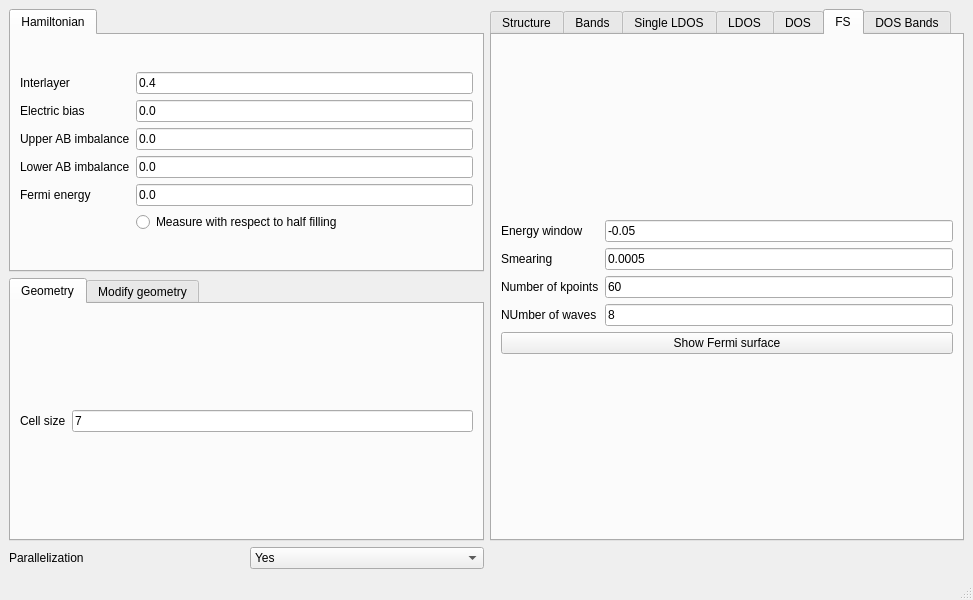
First picture: the form in development/interface-pyqt/tbg/interface.ui, repository joselado/quantum-honeycomp, before the edit.
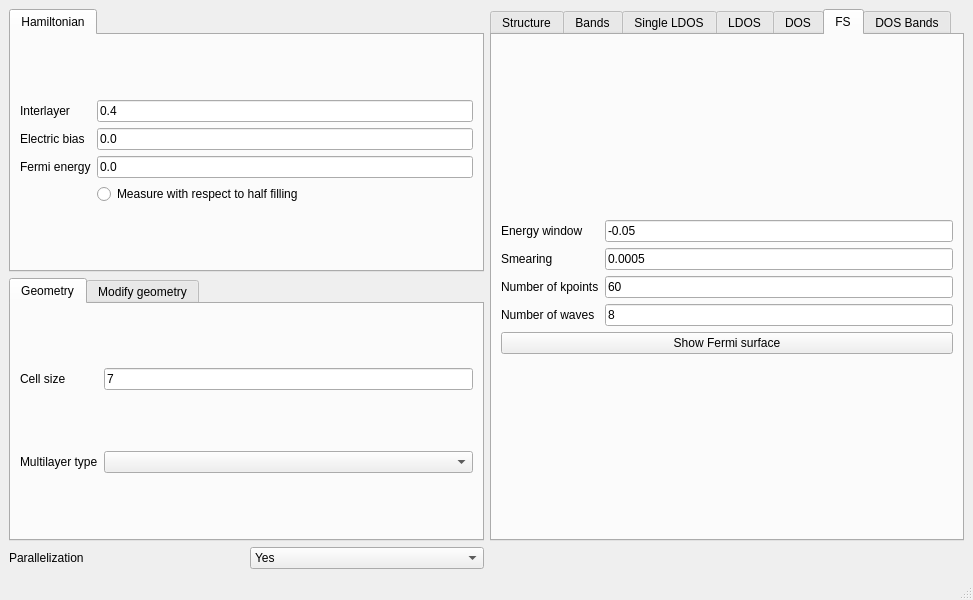
Second picture: the form after the edit. The open tabs and pages were chosen to show the change.

Diff of the .ui file:
```diff
--- a/development/interface-pyqt/tbg/interface.ui
+++ b/development/interface-pyqt/tbg/interface.ui
@@ -42,13 +42,6 @@
            </widget>
           </item>
           <item row="2" column="0">
-           <widget class="QLabel" name="label_3">
-            <property name="text">
-             <string>Upper AB imbalance</string>
-            </property>
-           </widget>
-          </item>
-          <item row="4" column="0">
            <widget class="QLabel" name="label_4">
             <property name="text">
              <string>Fermi energy</string>
@@ -70,40 +63,19 @@
            </widget>
           </item>
           <item row="2" column="1">
-           <widget class="QLineEdit" name="mAB_upper">
-            <property name="text">
-             <string>0.0</string>
-            </property>
-           </widget>
-          </item>
-          <item row="4" column="1">
            <widget class="QLineEdit" name="fermi">
             <property name="text">
              <string>0.0</string>
             </property>
            </widget>
           </item>
-          <item row="5" column="1">
+          <item row="3" column="1">
            <widget class="QRadioButton" name="set_half_filling">
             <property name="text">
              <string>Measure with respect to half filling</string>
             </property>
            </widget>
           </item>
-          <item row="3" column="1">
-           <widget class="QLineEdit" name="mAB_lower">
-            <property name="text">
-             <string>0.0</string>
-            </property>
-           </widget>
-          </item>
-          <item row="3" column="0">
-           <widget class="QLabel" name="label_20">
-            <property name="text">
-             <string>Lower AB imbalance</string>
-            </property>
-           </widget>
-          </item>
          </layout>
         </item>
        </layout>
@@ -567,7 +539,7 @@
           <item row="3" column="0">
            <widget class="QLabel" name="label_22">
             <property name="text">
-             <string>NUmber of waves</string>
+             <string>Number of waves</string>
             </property>
            </widget>
           </item>
@@ -718,6 +690,16 @@
             </property>
            </widget>
           </item>
+          <item row="1" column="1">
+           <widget class="QComboBox" name="multilayer_type"/>
+          </item>
+          <item row="1" column="0">
+           <widget class="QLabel" name="label_33">
+            <property name="text">
+             <string>Multilayer type</string>
+            </property>
+           </widget>
+          </item>
          </layout>
         </item>
        </layout>
```
Left out of the diff: 2 changed lines with no effect on the pictures.
